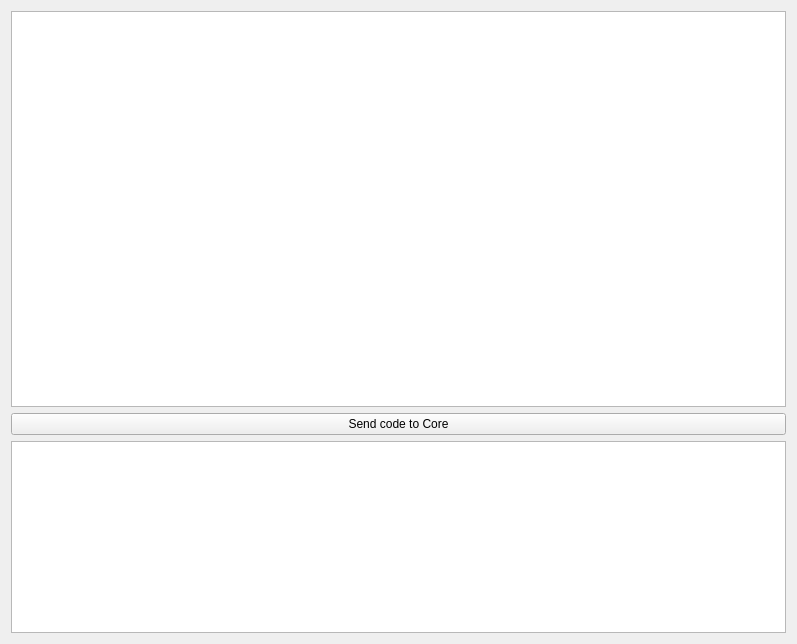
Old version of the form IntPe9/Ui/Parser.ui in the repository AxDSan/IntPe9-1.
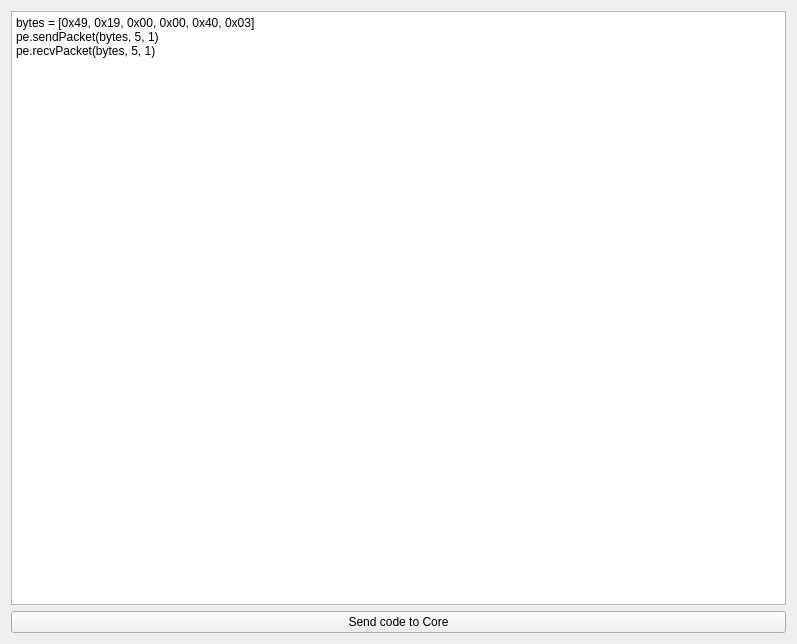
New version of the form.

Commit message: Python interperter extended, current commando list: - sendPacket(list packet, uint8 channel, uint32 flags) - recvPacket(list packet, uint8 channel, uint32 flags) - print "xxx" (debug to local chat, only you can see) - sendChat(uint32 type, string text) (sends a chat message to the server) And ofcourse its full working python so you can do a completle replay parser if you want :)

Patch:
```diff
--- a/IntPe9/Ui/Parser.ui
+++ b/IntPe9/Ui/Parser.ui
@@ -15,7 +15,19 @@
   </property>
   <layout class="QVBoxLayout" name="verticalLayout_2">
    <item>
-    <widget class="QPlainTextEdit" name="input"/>
+    <widget class="QPlainTextEdit" name="input">
+     <property name="lineWrapMode">
+      <enum>QPlainTextEdit::NoWrap</enum>
+     </property>
+     <property name="plainText">
+      <string>bytes = [0x49, 0x19, 0x00, 0x00, 0x40, 0x03]
+pe.sendPacket(bytes, 5, 1)
+pe.recvPacket(bytes, 5, 1)</string>
+     </property>
+     <property name="tabStopWidth">
+      <number>15</number>
+     </property>
+    </widget>
    </item>
    <item>
     <widget class="QPushButton" name="run">
@@ -24,22 +36,6 @@
      </property>
     </widget>
    </item>
-   <item>
-    <widget class="QPlainTextEdit" name="output">
-     <property name="sizePolicy">
-      <sizepolicy hsizetype="Expanding" vsizetype="Fixed">
-       <horstretch>0</horstretch>
-       <verstretch>0</verstretch>
-      </sizepolicy>
-     </property>
-     <property name="maximumSize">
-      <size>
-       <width>16777215</width>
-       <height>200</height>
-      </size>
-     </property>
-    </widget>
-   </item>
   </layout>
  </widget>
  <resources>
```
The commit also changes 9 other files.
